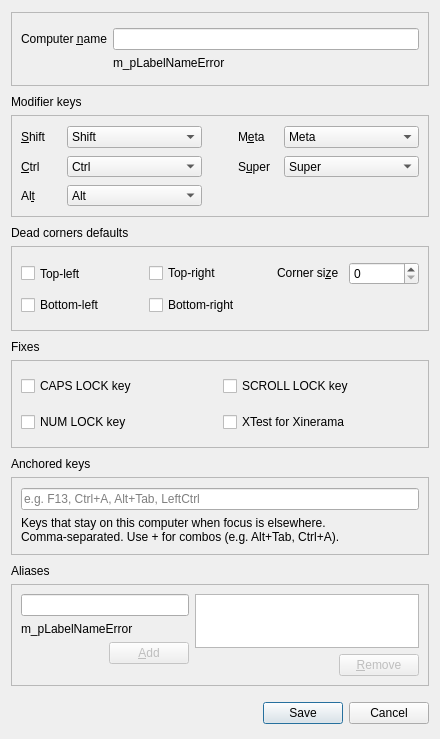
Before: the Qt Designer form src/gui/src/ScreenSettingsDialogBase.ui in mamh-mixed/synergy-core, drawn with Qt 5.
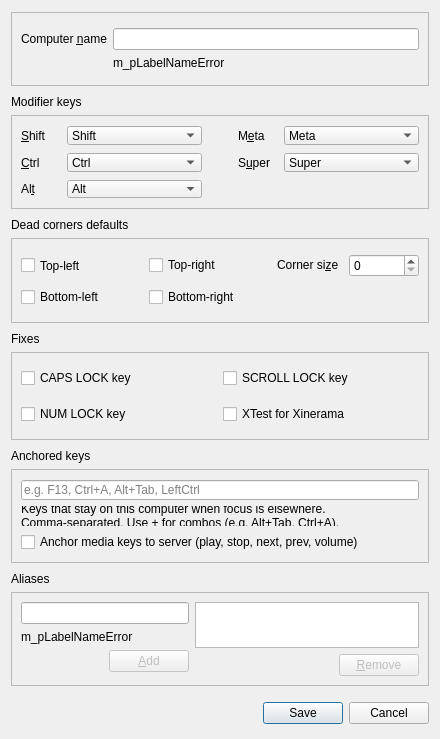
After: the same form once the commit is applied.

Commit message:
feat: add media key anchoring checkbox to screen settings
Checkbox in screen settings to anchor media keys (play, stop, next,
prev, volume) to the server. Appends media key names to the anchored
keys config when enabled.

```diff
--- a/src/gui/src/ScreenSettingsDialogBase.ui
+++ b/src/gui/src/ScreenSettingsDialogBase.ui
@@ -757,6 +757,13 @@
         </property>
        </widget>
       </item>
+      <item>
+       <widget class="QCheckBox" name="m_pCheckBoxAnchorMediaKeys">
+        <property name="text">
+         <string>Anchor media keys to server (play, stop, next, prev, volume)</string>
+        </property>
+       </widget>
+      </item>
      </layout>
     </widget>
    </item>
```
The commit also changes 3 other files.
